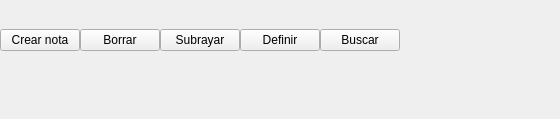
Qt form bqViewer/ui/ViewerTextActionsMenu.ui (bq/cervantes) before a commit.
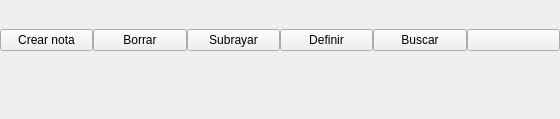
The same form after that commit.

```diff
--- a/bqViewer/ui/ViewerTextActionsMenu.ui
+++ b/bqViewer/ui/ViewerTextActionsMenu.ui
@@ -165,22 +165,22 @@
            </property>
           </widget>
          </item>
+         <item>
+          <widget class="QPushButton" name="wikipediaMenuBtn">
+           <property name="sizePolicy">
+            <sizepolicy hsizetype="Expanding" vsizetype="Fixed">
+             <horstretch>0</horstretch>
+             <verstretch>0</verstretch>
+            </sizepolicy>
+           </property>
+           <property name="text">
+            <string/>
+           </property>
+          </widget>
+         </item>
         </layout>
        </widget>
       </item>
-      <item>
-       <spacer name="horizontalSpacer">
-        <property name="orientation">
-         <enum>Qt::Horizontal</enum>
-        </property>
-        <property name="sizeHint" stdset="0">
-         <size>
-          <width>40</width>
-          <height>20</height>
-         </size>
-        </property>
-       </spacer>
-      </item>
      </layout>
     </widget>
    </item>
```
